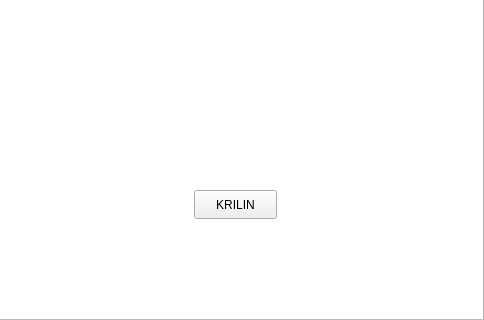
Above: Juego/seleccion.ui from jjsv20/ProyectoFinal before the change; both pictures show x 596 to 1080 and y 400 to 720 of the 1080 by 720 pixel window. Below: the same form after it.
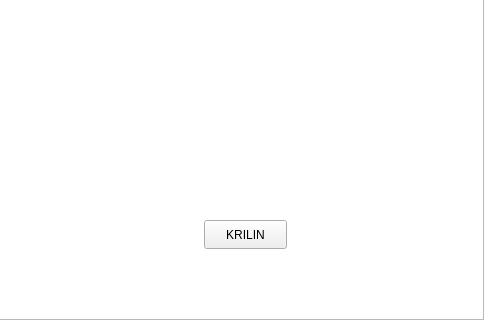
That is the form after the change.

Patch:
```diff
--- a/Juego/seleccion.ui
+++ b/Juego/seleccion.ui
@@ -39,8 +39,8 @@
   <widget class="QPushButton" name="btnKrilin">
    <property name="geometry">
     <rect>
-     <x>790</x>
-     <y>590</y>
+     <x>800</x>
+     <y>620</y>
      <width>83</width>
      <height>29</height>
     </rect>
```
